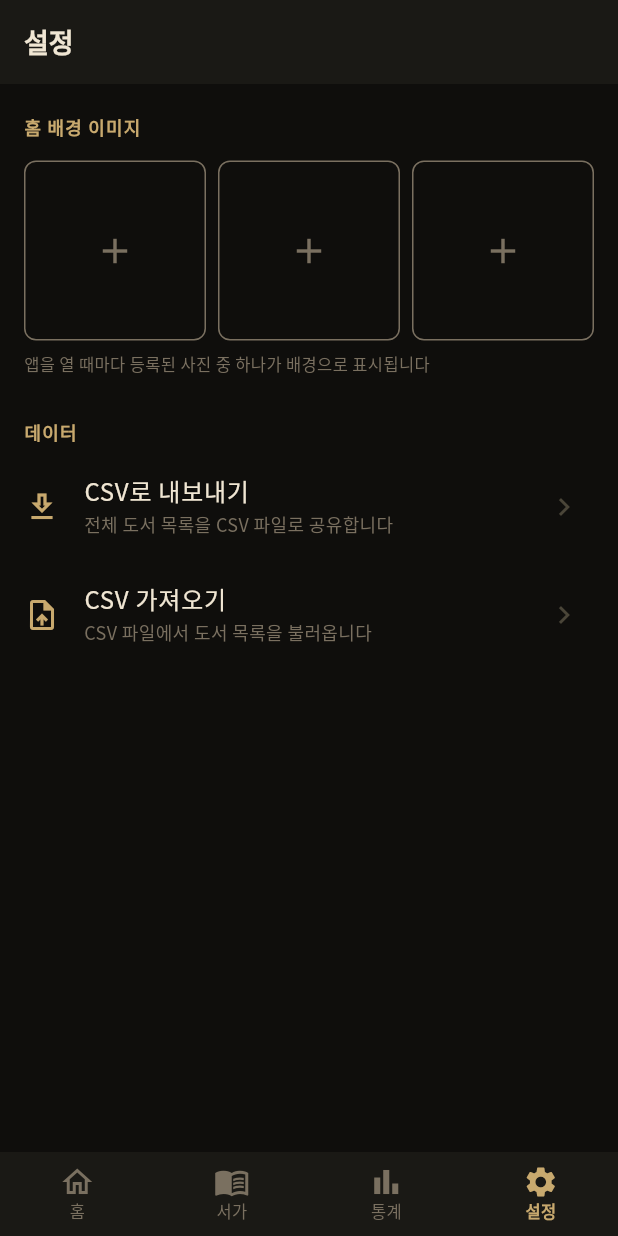
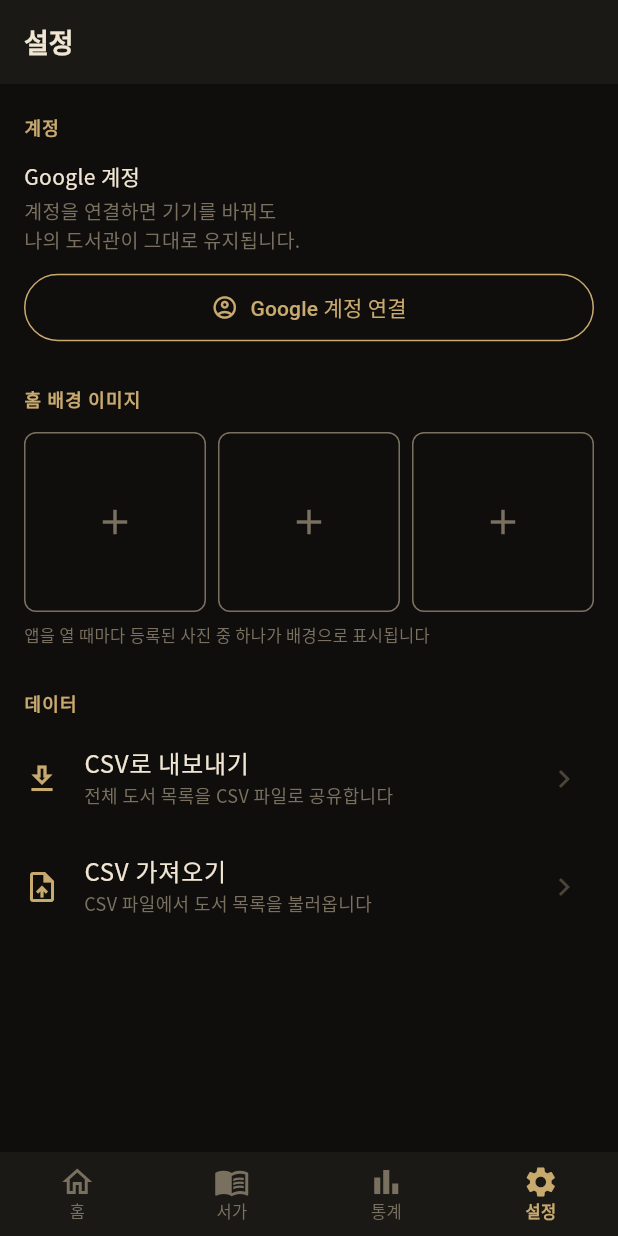
Before and after one commit to giltongit/classicshelf, a Flutter app: the screen it shows after launch, item 4 of the bottom bar chosen, on a phone screen of 412 x 824 dp. Run offline on Flutter 3.47's test engine with Material 3 defaults, Android fonts, the phone set to English and light mode, and no system bars; our stand-ins replace cached_network_image, connectivity_plus, csv, drift, file_picker, flutter_image_compress and 6 more; missing offline and left inert: charset_converter, mobile_scanner; accounts and stored records are empty; generated files the repository leaves out were written again; network calls fail.

Commit message:
feat(auth): Google 계정 linkIdentity 구현
- AuthService.linkGoogle(): google_sign_in → signInWithIdToken(OAuthProvider.google)
- AuthService.isGoogleLinked / linkedGoogleEmail 속성 추가
- AuthNotifier(AsyncNotifier<bool>) + authNotifierProvider 추가
- 설정 화면 계정 섹션: 미연결 / 연결 / 로딩 / 에러 4상태
- google_sign_in: ^6.2.0 의존성 추가
- 연결 해제 없음 (단방향 연결)
- user_id 유지 여부: 실기기 확인 필수 (Supabase 서버 동작에 의존)

Co-Authored-By: Claude Sonnet 4.6 <noreply@anthropic.com>

```diff
--- a/lib/screens/settings_screen.dart
+++ b/lib/screens/settings_screen.dart
@@ -26,11 +26,35 @@ class SettingsScreen extends ConsumerWidget {
     final slotPaths =
         bgState?.slotPaths ?? const <String?>[null, null, null];
     final notifier = ref.read(homeBackgroundProvider.notifier);
+    final authAsync = ref.watch(authNotifierProvider);
+    final authService = ref.read(authServiceProvider);
 
     return Scaffold(
       appBar: AppBar(title: const Text('설정')),
       body: ListView(
         children: [
+          const _SectionHeader('계정'),
+          Padding(
+            padding:
+                const EdgeInsets.symmetric(horizontal: 16, vertical: 8),
+            child: authAsync.when(
+              loading: () => const Padding(
+                padding: EdgeInsets.symmetric(vertical: 12),
+                child: Center(
+                    child: CircularProgressIndicator(color: AppColors.gold)),
+              ),
+              error: (_, _) => const Text(
+                '연결에 실패했습니다. 다시 시도해 주세요.',
+                style: TextStyle(color: AppColors.red),
+              ),
+              data: (isLinked) => isLinked
+                  ? _AccountLinked(email: authService.linkedGoogleEmail)
+                  : _AccountUnlinked(
+                      onTap: () => ref
+                          .read(authNotifierProvider.notifier)
+                          .linkGoogle()),
+            ),
+          ),
           const _SectionHeader('홈 배경 이미지'),
           Padding(
             padding:
@@ -213,6 +237,76 @@ class _SettingsTile extends StatelessWidget {
   }
 }
 
+// ── 계정 섹션 위젯 ──────────────────────────────────────────────────────────────
+
+class _AccountUnlinked extends StatelessWidget {
+  final VoidCallback onTap;
+  const _AccountUnlinked({required this.onTap});
+
+  @override
+  Widget build(BuildContext context) {
+    return Column(
+      crossAxisAlignment: CrossAxisAlignment.start,
+      children: [
+        const Text(
+          'Google 계정',
+          style: TextStyle(color: AppColors.cream),
+        ),
+        const SizedBox(height: 4),
+        const Text(
+          '계정을 연결하면 기기를 바꿔도\n나의 도서관이 그대로 유지됩니다.',
+          style: TextStyle(color: AppColors.muted, fontSize: 13),
+        ),
+        const SizedBox(height: 12),
+        SizedBox(
+          width: double.infinity,
+          child: OutlinedButton.icon(
+            icon: const Icon(Icons.account_circle_outlined),
+            label: const Text('Google 계정 연결'),
+            onPressed: onTap,
+            style: OutlinedButton.styleFrom(
+              foregroundColor: AppColors.gold,
+              side: const BorderSide(color: AppColors.gold),
+              padding: const EdgeInsets.symmetric(vertical: 12),
+            ),
+          ),
+        ),
+      ],
+    );
+  }
+}
+
+class _AccountLinked extends StatelessWidget {
+  final String? email;
+  const _AccountLinked({required this.email});
+
+  @override
+  Widget build(BuildContext context) {
+    return Row(
+      children: [
+        const Icon(Icons.check_circle_rounded,
+            color: AppColors.gold, size: 18),
+        const SizedBox(width: 8),
+        Expanded(
+          child: Column(
+            crossAxisAlignment: CrossAxisAlignment.start,
+            children: [
+              Text(
+                email ?? '',
+                style: const TextStyle(color: AppColors.cream),
+              ),
+              const Text(
+                '나의 도서관이 동기화되고 있습니다.',
+                style: TextStyle(color: AppColors.muted, fontSize: 12),
+              ),
+            ],
+          ),
+        ),
+      ],
+    );
+  }
+}
+
 class _BgSlot extends StatelessWidget {
   final int slot;
   final String? path;
--- a/lib/services/auth_service.dart
+++ b/lib/services/auth_service.dart
@@ -1,11 +1,17 @@
 import 'package:flutter/foundation.dart';
+import 'package:google_sign_in/google_sign_in.dart';
 import 'package:supabase_flutter/supabase_flutter.dart';
 
 // TODO: 추후 mylibrary_core 패키지로 이동 예정
 class AuthService {
-  const AuthService(this._client);
+  AuthService(this._client);
 
   final SupabaseClient _client;
+
+  late final _googleSignIn = GoogleSignIn(
+    // Supabase 대시보드 → Authentication → Providers → Google → Web Client ID
+    serverClientId: const String.fromEnvironment('GOOGLE_WEB_CLIENT_ID'),
+  );
 
   /// 세션이 없을 때만 익명 로그인. 오프라인 실패 시에도 앱 부팅 허용.
   Future<void> ensureSignedIn() async {
@@ -23,4 +29,37 @@ class AuthService {
   }
 
   String? get currentUserId => _client.auth.currentUser?.id;
+  User? get currentUser => _client.auth.currentUser;
+
+  /// Google identity 연결 여부.
+  bool get isGoogleLinked =>
+      currentUser?.identities?.any((i) => i.provider == 'google') ?? false;
+
+  /// 연결된 Google 계정 이메일 (미연결이면 null).
+  String? get linkedGoogleEmail => currentUser?.identities
+      ?.where((i) => i.provider == 'google')
+      .map((i) => i.identityData?['email'] as String?)
+      .firstOrNull;
+
+  /// 익명 계정 → Google 계정 연결.
+  ///
+  /// supabase_flutter ^2.x 에서 native Google 연결은 signInWithIdToken 사용.
+  /// 익명 사용자 + 미가입 Google 계정일 때 user_id 보존 여부는
+  /// Supabase 서버 설정에 따라 다르므로 실기기 확인 필수.
+  Future<void> linkGoogle() async {
+    final googleUser = await _googleSignIn.signIn();
+    if (googleUser == null) return; // 사용자 취소
+
+    final googleAuth = await googleUser.authentication;
+    final idToken = googleAuth.idToken;
+    if (idToken == null) throw Exception('Google ID token 없음');
+
+    await _client.auth.signInWithIdToken(
+      provider: OAuthProvider.google,
+      idToken: idToken,
+      accessToken: googleAuth.accessToken,
+    );
+
+    debugPrint('[Auth] Google 연결 완료: ${_client.auth.currentUser?.id}');
+  }
 }
--- a/pubspec.yaml
+++ b/pubspec.yaml
@@ -50,6 +50,7 @@ dependencies:
   intl: ^0.20.2
   file_picker: ^8.0.0
   charset_converter: ^2.1.1
+  google_sign_in: ^6.2.0
 
 dev_dependencies:
   flutter_test:
```
Also changed, not shown: lib/providers/providers.dart (+21 -0 lines), pubspec.lock.
